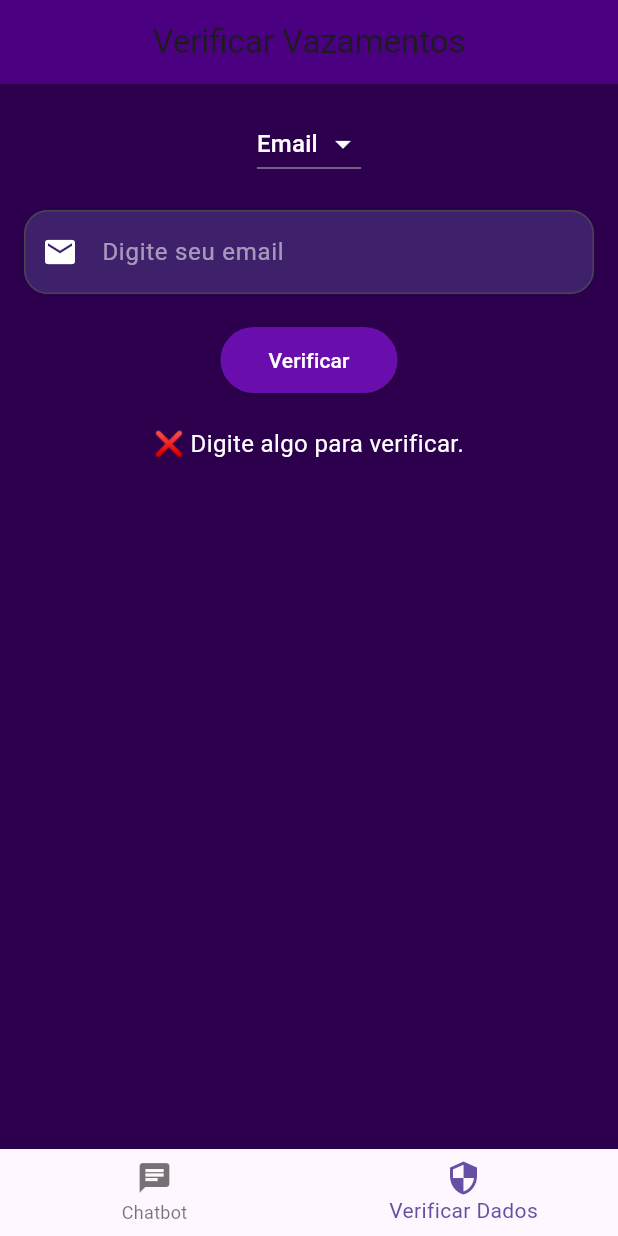
After one commit to Lowpexay/chatbot_sec4you_dart_file_mode, a Flutter app: the screen it shows after launch, item 2 of the bottom bar chosen, after a tap on "Verificar", on a phone screen of 412 x 824 dp. The commit adds this screen. Run offline on Flutter 3.47's test engine with Material 3 defaults, Android fonts, the phone set to English and light mode, and no system bars; our stand-ins replace flutter_dotenv.

Commit message:
mudancas e adicao do leak_check_screen

```diff
--- /dev/null
+++ b/chatbot_sec4you/lib/leak_check_screen.dart
@@ -0,0 +1,249 @@
+import 'package:flutter/material.dart';
+import 'package:http/http.dart' as http;
+import 'dart:convert';
+import 'dart:async';
+import 'package:crypto/crypto.dart';
+
+class LeakCheckerScreen extends StatefulWidget {
+  final Function(int, String) changeTab; // Função para mudar de aba
+
+  const LeakCheckerScreen({super.key, required this.changeTab});
+
+  @override
+  State<LeakCheckerScreen> createState() => _LeakCheckerScreenState();
+}
+
+class _LeakCheckerScreenState extends State<LeakCheckerScreen> {
+  final TextEditingController _dataController = TextEditingController();
+  String selectedType = 'Email';
+  String resultMessage = '';
+  bool isLoading = false;
+
+  Future<void> verifyData() async {
+    final data = _dataController.text.trim();
+
+    if (data.isEmpty) {
+      showError('Digite algo para verificar.');
+      return;
+    }
+
+    if (selectedType == 'Email') {
+      if (!isValidEmail(data)) {
+        showError('Formato de email inválido.');
+        return;
+      }
+      await checkEmailLeak(data);
+    } else if (selectedType == 'Senha') {
+      if (data.length < 6) {
+        showError('Senha muito curta. Pelo menos 6 caracteres.');
+        return;
+      }
+      await checkPasswordLeak(data);
+    }
+  }
+
+  bool isValidEmail(String email) {
+    final emailRegex = RegExp(r'^[\w-\.]+@([\w-]+\.)+[\w-]{2,4}$');
+    return emailRegex.hasMatch(email);
+  }
+
+  void showError(String message) {
+    setState(() {
+      resultMessage = '❌ $message';
+    });
+  }
+
+  Future<void> checkPasswordLeak(String password) async {
+    setState(() {
+      isLoading = true;
+      resultMessage = '';
+    });
+
+    final sha1Hash = sha1.convert(utf8.encode(password)).toString().toUpperCase();
+    final prefix = sha1Hash.substring(0, 5);
+    final suffix = sha1Hash.substring(5);
+
+    final url = Uri.parse('https://api.pwnedpasswords.com/range/$prefix');
+    final response = await http.get(url);
+
+    if (response.statusCode == 200) {
+      final hashes = response.body.split('\n');
+      bool found = false;
+
+      for (var line in hashes) {
+        final parts = line.split(':');
+        if (parts[0] == suffix) {
+          found = true;
+          setState(() {
+            resultMessage = '⚠️ Sua senha foi encontrada em vazamentos (${parts[1]} vezes).';
+          });
+          break;
+        }
+      }
+
+      if (!found) {
+        setState(() {
+          resultMessage = '✅ Sua senha NÃO foi encontrada em vazamentos!';
+        });
+      }
+    } else {
+      setState(() {
+        resultMessage = '❌ Erro ao consultar a senha.';
+      });
+    }
+
+    setState(() {
+      isLoading = false;
+    });
+
+    if (resultMessage.contains('⚠️')) {
+      showHelpPopup(resultMessage);
+    }
+  }
+
+  Future<void> checkEmailLeak(String email) async {
+    setState(() {
+      isLoading = true;
+      resultMessage = '';
+    });
+
+    // Simulação de vazamento de email
+    if (email.endsWith('@test.com') || email.contains('leak')) {
+      setState(() {
+        resultMessage = '⚠️ O email $email foi encontrado em vazamentos!';
+      });
+    } else {
+      setState(() {
+        resultMessage = '✅ O email $email NÃO foi encontrado em vazamentos!';
+      });
+    }
+
+    setState(() {
+      isLoading = false;
+    });
+
+    if (resultMessage.contains('⚠️')) {
+      showHelpPopup(resultMessage);
+    }
+  }
+
+  void showHelpPopup(String message) {
+  final scaffold = ScaffoldMessenger.of(context);
+  scaffold.showSnackBar(
+    SnackBar(
+      content: Row(
+        mainAxisAlignment: MainAxisAlignment.spaceBetween,
+        children: [
+          const Expanded(
+            child: Text(
+              'Vazamento Detectado! Deseja conversar com o assistente?',
+              style: TextStyle(color: Colors.white),
+            ),
+          ),
+          TextButton(
+            onPressed: () {
+              scaffold.hideCurrentSnackBar();
+              String autoMsg = selectedType == 'Email'
+                  ? "Meu email vazou, o que posso fazer?"
+                  : "Minha senha vazou, o que posso fazer?";
+              widget.changeTab(0, autoMsg);
+            },
+            child: const Text('Sim', style: TextStyle(color: Colors.white)),
+          ),
+          TextButton(
+            onPressed: () {
+              scaffold.hideCurrentSnackBar();
+            },
+            child: const Text('Não', style: TextStyle(color: Colors.white)),
+          ),
+        ],
+      ),
+      backgroundColor: const Color(0xFF4b0082),
+      behavior: SnackBarBehavior.floating,
+      margin: const EdgeInsets.only(bottom: 30, right: 16, left: 80),
+      shape: RoundedRectangleBorder(borderRadius: BorderRadius.circular(16)),
+      duration: const Duration(seconds: 8),
+    ),
+  );
+}
+
+  @override
+  Widget build(BuildContext context) {
+    return Scaffold(
+      backgroundColor: const Color(0xFF2d004d),
+      appBar: AppBar(
+        title: const Text('Verificar Vazamentos'),
+        backgroundColor: const Color(0xFF4b0082),
+        centerTitle: true,
+      ),
+      body: Padding(
+        padding: const EdgeInsets.all(16.0),
+        child: Column(
+          children: [
+            DropdownButton<String>(
+              value: selectedType,
+              dropdownColor: const Color(0xFF4b0082),
+              iconEnabledColor: Colors.white,
+              items: <String>['Email', 'Senha'].map((String value) {
+                return DropdownMenuItem<String>(
+                  value: value,
+                  child: Text(
+                    value,
+                    style: const TextStyle(color: Colors.white),
+                  ),
+                );
+              }).toList(),
+              onChanged: (newValue) {
+                setState(() {
+                  selectedType = newValue!;
+                  resultMessage = '';
+                });
+              },
+            ),
+            const SizedBox(height: 20),
+            TextField(
+              controller: _dataController,
+              enabled: !isLoading,
+              style: const TextStyle(color: Colors.white),
+              decoration: InputDecoration(
+                prefixIcon: Icon(
+                  selectedType == 'Email' ? Icons.email : Icons.lock,
+                  color: Colors.white,
+                ),
+                hintText: selectedType == 'Email'
+                    ? 'Digite seu email'
+                    : 'Digite sua senha',
+                hintStyle: const TextStyle(color: Colors.white54),
+                filled: true,
+                fillColor: const Color(0xFF3e206b),
+                border: OutlineInputBorder(
+                  borderRadius: BorderRadius.circular(16),
+                ),
+              ),
+              obscureText: selectedType == 'Senha',
+            ),
+            const SizedBox(height: 20),
+            ElevatedButton(
+              onPressed: isLoading ? null : verifyData,
+              style: ElevatedButton.styleFrom(
+                backgroundColor: const Color(0xFF6a0dad),
+                padding: const EdgeInsets.symmetric(horizontal: 32, vertical: 12),
+              ),
+              child: isLoading
+                  ? const CircularProgressIndicator(color: Colors.white)
+                  : const Text('Verificar', style: TextStyle(color: Colors.white)),
+            ),
+            const SizedBox(height: 20),
+            if (resultMessage.isNotEmpty)
+              Text(
+                resultMessage,
+                style: const TextStyle(color: Colors.white, fontSize: 16),
+                textAlign: TextAlign.center,
+              ),
+          ],
+        ),
+      ),
+    );
+
+  }
+}
--- a/chatbot_sec4you/lib/main.dart
+++ b/chatbot_sec4you/lib/main.dart
@@ -1,9 +1,11 @@
 import 'package:flutter/material.dart';
+import 'leak_check_screen.dart';
+import 'chat_screen.dart';
 import 'package:flutter_dotenv/flutter_dotenv.dart';
-import 'chat_screen.dart';
 
-Future<void> main() async {
-  await dotenv.load();
+void main() async {
+  WidgetsFlutterBinding.ensureInitialized();
+  await dotenv.load(fileName: ".env");
   runApp(const MyApp());
 }
 
@@ -13,8 +15,74 @@ class MyApp extends StatelessWidget {
   @override
   Widget build(BuildContext context) {
     return const MaterialApp(
-      title: 'Chatbot Sec4You',
-      home: ChatScreen(),
+      title: 'Security Connect',
+      debugShowCheckedModeBanner: false,
+      home: HomeScreen(),
     );
   }
 }
+
+class HomeScreen extends StatefulWidget {
+  const HomeScreen({Key? key}) : super(key: key);
+
+  @override
+  _HomeScreenState createState() => _HomeScreenState();
+}
+
+class _HomeScreenState extends State<HomeScreen> {
+  int _currentIndex = 0;
+  String _pendingMessage = '';
+
+  late final ChatScreen _chatScreen;
+  late final LeakCheckerScreen _leakCheckerScreen;
+
+  @override
+  void initState() {
+    super.initState();
+    _chatScreen = const ChatScreen();
+    _leakCheckerScreen = LeakCheckerScreen(changeTab: _changeTab);
+  }
+
+  void _changeTab(int index, String message) {
+    setState(() {
+      _currentIndex = index;
+      _pendingMessage = message;
+    });
+  }
+
+  @override
+  Widget build(BuildContext context) {
+    // Se houver mensagem pendente, crie uma nova instância do ChatScreen com a mensagem
+    final List<Widget> _screens = [
+      _pendingMessage.isNotEmpty
+          ? ChatScreen(initialMessage: _pendingMessage)
+          : _chatScreen,
+      _leakCheckerScreen,
+    ];
+
+    // Limpa a mensagem pendente após exibir
+    if (_pendingMessage.isNotEmpty && _currentIndex == 0) {
+      WidgetsBinding.instance.addPostFrameCallback((_) {
+        setState(() {
+          _pendingMessage = '';
+        });
+      });
+    }
+
+    return Scaffold(
+      body: _screens[_currentIndex],
+      bottomNavigationBar: BottomNavigationBar(
+        currentIndex: _currentIndex,
+        onTap: (index) {
+          setState(() {
+            _currentIndex = index;
+          });
+        },
+        items: const [
+          BottomNavigationBarItem(icon: Icon(Icons.chat), label: 'Chatbot'),
+          BottomNavigationBarItem(icon: Icon(Icons.security), label: 'Verificar Dados'),
+        ],
+      ),
+    );
+  }
+}
--- a/chatbot_sec4you/pubspec.yaml
+++ b/chatbot_sec4you/pubspec.yaml
@@ -56,6 +56,7 @@ dev_dependencies:
 flutter:
   assets:
     - .env
+    - assets/feliz.png
 
   # The following line ensures that the Material Icons font is
   # included with your application, so that you can use the icons in
```
Also changed, not shown: chatbot_sec4you/lib/chat_screen.dart (+45 -39 lines), chatbot_sec4you/assets/feliz.png (added), 1 other file.
